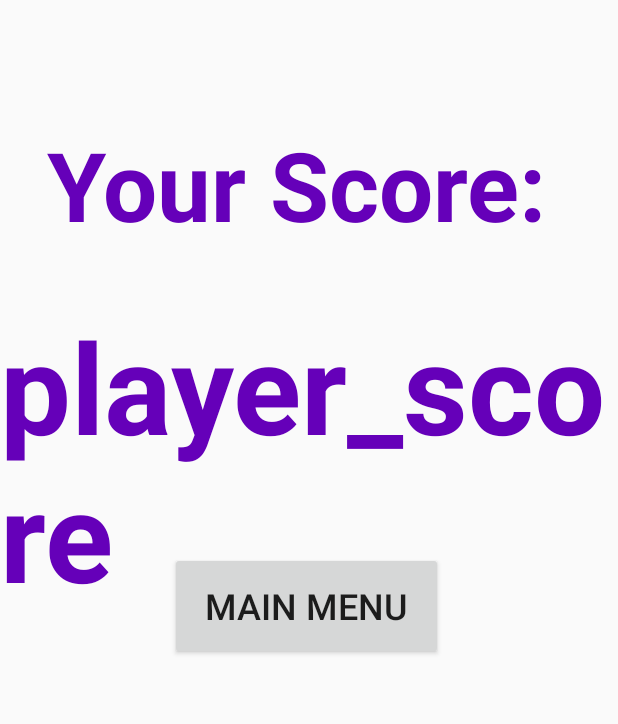
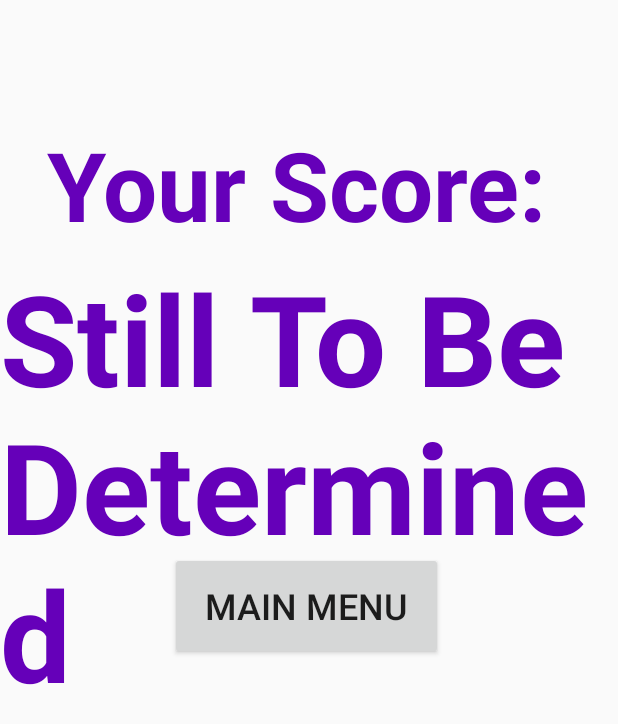
Before and after one commit to Aidanroth/AndroidTriviaGame, an Android app: the ResultsActivity screen opened directly, with no data from a screen before it, on a phone screen of 412 x 824 dp. Shown: the top 724 px of the screen. Run offline under Robolectric (Android 15) with nearby library versions, the phone set to English and light mode, and no system bars.

Commit message:
updating remote

```diff
--- a/app/src/main/java/com/example/triviagame/QuestionActivity.java
+++ b/app/src/main/java/com/example/triviagame/QuestionActivity.java
@@ -281,5 +281,4 @@ public class QuestionActivity extends AppCompatActivity {
 
 
 
-
 } // End class
--- a/app/src/main/java/com/example/triviagame/ResultsActivity.java
+++ b/app/src/main/java/com/example/triviagame/ResultsActivity.java
@@ -19,8 +19,8 @@ public class ResultsActivity extends AppCompatActivity {
         setContentView(R.layout.activity_results);
 
         setContentView(R.layout.activity_results);
-        TextView textView = (TextView) findViewById(R.id.player_score);
-        textView.setText("player_score");   // will need to get score variable from QuestionActivity to display here.
+        TextView textView = (TextView) findViewById(R.id.current_score);
+        //textView.setText();   // will need to get score variable from QuestionActivity to display here.
 
         //menuButton = findViewById(R.id.menuButton);
 
--- a/app/src/main/res/layout/activity_results.xml
+++ b/app/src/main/res/layout/activity_results.xml
@@ -25,7 +25,7 @@
         android:id="@+id/player_score"
         android:layout_width="wrap_content"
         android:layout_height="wrap_content"
-        android:text="450"
+        android:text="Still To Be Determined"
         android:textAppearance="@style/TextAppearance.AppCompat.Display1"
         android:textColor="#6500B9"
         android:textSize="84sp"
```
